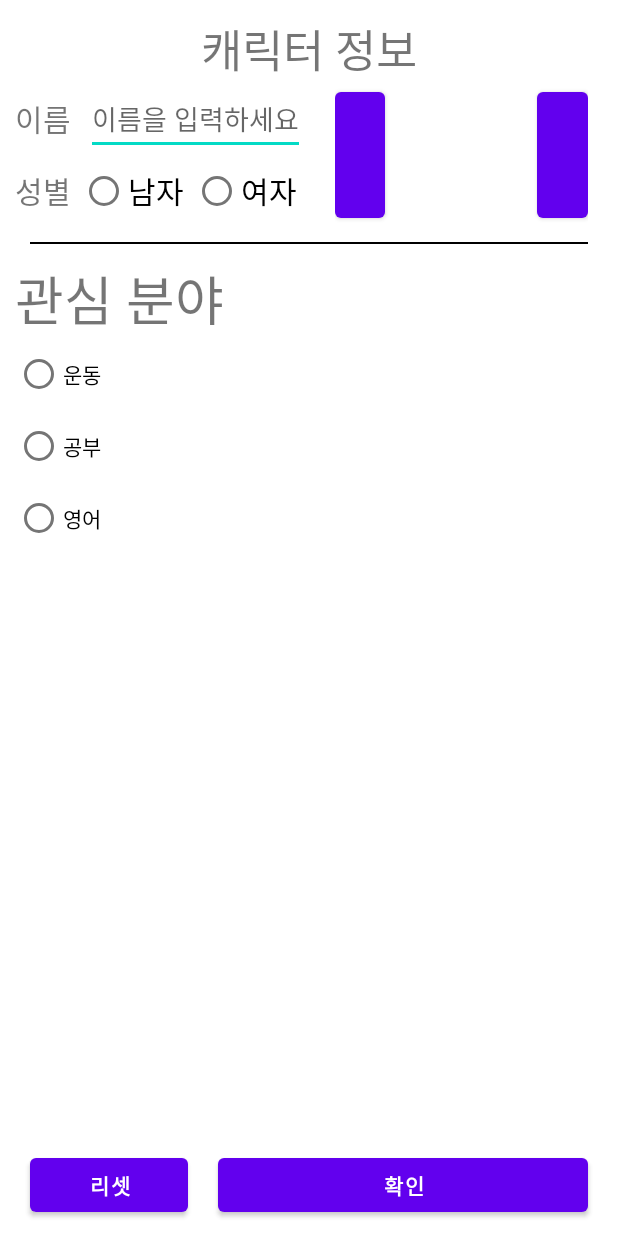
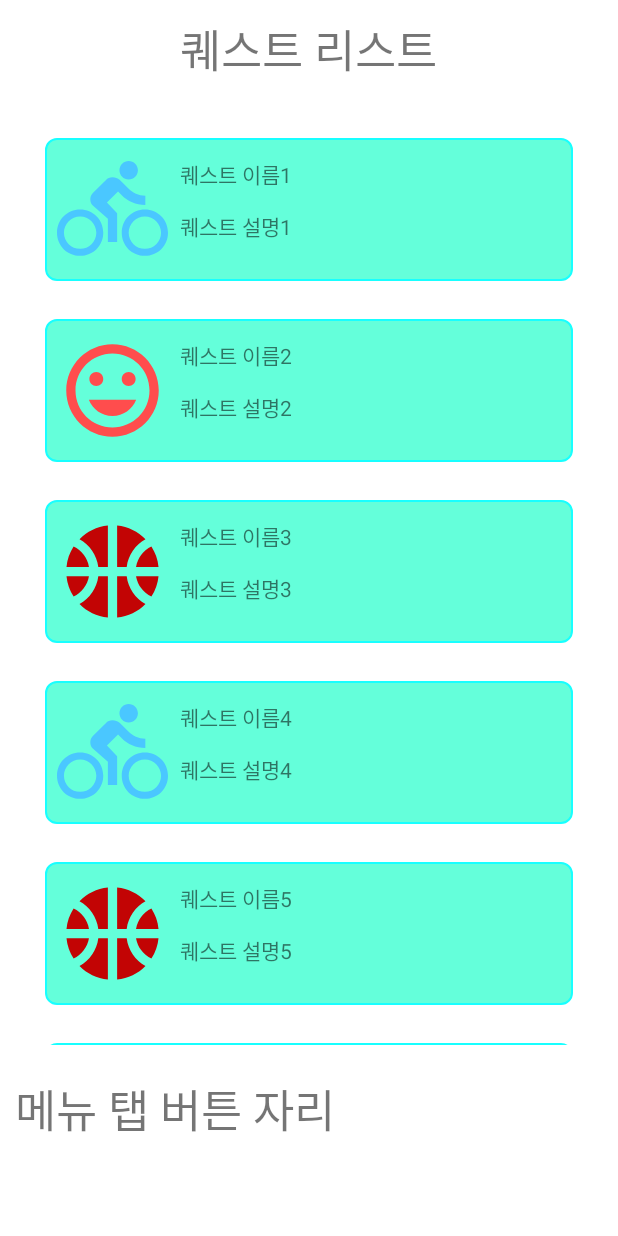
Before and after one commit to Aierse/Capstone4_1, an Android app: the screen it shows after launch (CreateCharacterActivity before the commit, QuestScreen after it), on a phone screen of 412 x 824 dp. Run offline under Robolectric (Android 15) with nearby library versions, the phone set to English and light mode, and no system bars.

Commit message:
기능 - 퀘스트 페이지
하단 메뉴 버튼 미 구현
공용 메뉴 버튼 사용 예정
QuestScreen.kt 생성

```diff
--- a/app/src/main/AndroidManifest.xml
+++ b/app/src/main/AndroidManifest.xml
@@ -13,10 +13,13 @@
             android:name=".MyInfoActivity"
             android:exported="false" />
         <activity
-            android:name=".MainActivity"
+            android:name=".QuestScreen"
             android:exported="false" />
         <activity
             android:name=".CreateCharacterActivity"
+            android:exported="false" />
+        <activity
+            android:name=".MainActivity"
             android:exported="true">
             <intent-filter>
                 <action android:name="android.intent.action.MAIN" />
--- a/app/src/main/java/com/example/capstone4_1/MainActivity.kt
+++ b/app/src/main/java/com/example/capstone4_1/MainActivity.kt
@@ -1,8 +1,8 @@
 package com.example.capstone4_1
 
 import android.content.Intent
+import android.os.Bundle
 import androidx.appcompat.app.AppCompatActivity
-import android.os.Bundle
 import com.example.capstone4_1.databinding.ActivityMainBinding
 
 class MainActivity : AppCompatActivity() {
@@ -14,7 +14,7 @@ class MainActivity : AppCompatActivity() {
         setContentView(binding.root)
         // 캐릭터 정보가 없을 경우 조건 필요 - 현재는 true로 대체함
         if (true) {
-            excuteMyInfoActivity()
+            excuteQuestActivity()   // 자기화면 출력하려면 밑에서 함수 만들고 이 줄에 호출하셈
         }
     }
 
@@ -22,8 +22,15 @@ class MainActivity : AppCompatActivity() {
         val intent = Intent(this@MainActivity, CreateCharacterActivity::class.java)
         startActivity(intent)
     }
+
     fun excuteMyInfoActivity() {
         val intent = Intent(this@MainActivity, MyInfoActivity::class.java)
         startActivity(intent)
     }
+
+    fun excuteQuestActivity() {
+        val intent = Intent(this@MainActivity, QuestScreen::class.java)
+        startActivity(intent)
+    }
+
 }
--- /dev/null
+++ b/app/src/main/java/com/example/capstone4_1/QuestScreen.kt
@@ -0,0 +1,87 @@
+package com.example.capstone4_1
+
+import android.content.Context
+import android.os.Bundle
+import android.view.LayoutInflater
+import android.view.View
+import android.view.ViewGroup
+import android.widget.*
+import androidx.appcompat.app.AppCompatActivity
+
+class QuestScreen : AppCompatActivity() {
+    //데이터 가져오는 부분
+    //밑 데이터 리스트는 테스트 용임
+    var QuestList = arrayListOf<Quest>(
+        Quest(R.drawable.bike, "퀘스트 이름1", "퀘스트 설명1"),
+        Quest(R.drawable.face, "퀘스트 이름2", "퀘스트 설명2"),
+        Quest(R.drawable.ball, "퀘스트 이름3", "퀘스트 설명3"),
+        Quest(R.drawable.bike, "퀘스트 이름4", "퀘스트 설명4"),
+        Quest(R.drawable.ball, "퀘스트 이름5", "퀘스트 설명5"),
+        Quest(R.drawable.bike, "퀘스트 이름6", "퀘스트 설명6"),
+        Quest(R.drawable.face, "퀘스트 이름7", "퀘스트 설명7"),
+        Quest(R.drawable.bike, "퀘스트 이름8", "퀘스트 설명8"),
+        Quest(R.drawable.face, "퀘스트 이름9", "퀘스트 설명9")
+    )
+
+    override fun onCreate(savedInstanceState: Bundle?) {
+        super.onCreate(savedInstanceState)
+        setContentView(R.layout.activity_quest_screen)
+
+        val Adapter = QuestAdapter(this, QuestList)
+        val listview = findViewById<ListView>(R.id.listview)
+
+        listview.adapter = Adapter //어답터 리스트뷰에 적용
+
+        listview.onItemClickListener =
+            AdapterView.OnItemClickListener { parent, view, position, id ->
+                val selectItem = parent.getItemAtPosition(position) as Quest
+                toast(selectItem.Qname + selectItem.explain + Adapter.count.toString())
+
+            }
+
+    }
+    //토스트 메시지 사용법 -->  기본값 String toast("내용")  형변환 예시 --> 변수.toString()
+    private fun toast(message: String) {
+        var toast: Toast? = null
+        // 토스트 메서드
+        if (toast == null) {
+            toast = Toast.makeText(this, message, Toast.LENGTH_SHORT)
+        } else toast.setText(message)
+        toast?.show()
+    }
+}
+
+
+class Quest(val image: Int, val Qname: String, val explain: String)
+
+class QuestAdapter(val context: Context, val QuestList: ArrayList<Quest>) : BaseAdapter() {
+
+    override fun getView(position: Int, convertView: View?, parent: ViewGroup?): View {
+        val view: View = LayoutInflater.from(context).inflate(R.layout.quest_list, null)
+
+        val image = view.findViewById<ImageView>(R.id.image)
+        val Qname = view.findViewById<TextView>(R.id.quest_name)
+        val explain = view.findViewById<TextView>(R.id.quest_explain)
+
+        val quest = QuestList[position]
+
+        image.setImageResource(quest.image)
+        Qname.text = quest.Qname
+        explain.text = quest.explain
+
+        return view
+    }
+
+    //리스트 갯수
+    override fun getCount(): Int {
+        return QuestList.size
+    }
+
+    override fun getItem(position: Int): Any {
+        return QuestList[position]
+    }
+
+    override fun getItemId(position: Int): Long {
+        return 0
+    }
+}
--- /dev/null
+++ b/app/src/main/res/drawable/ball.xml
@@ -0,0 +1,12 @@
+<vector android:height="24dp" android:tint="#C20404"
+    android:viewportHeight="24" android:viewportWidth="24"
+    android:width="24dp" xmlns:android="http://schemas.android.com/apk/res/android">
+    <path android:fillColor="@android:color/white" android:pathData="M17.09,11h4.86c-0.16,-1.61 -0.71,-3.11 -1.54,-4.4C18.68,7.43 17.42,9.05 17.09,11z"/>
+    <path android:fillColor="@android:color/white" android:pathData="M6.91,11C6.58,9.05 5.32,7.43 3.59,6.6C2.76,7.89 2.21,9.39 2.05,11H6.91z"/>
+    <path android:fillColor="@android:color/white" android:pathData="M15.07,11c0.32,-2.59 1.88,-4.79 4.06,-6c-1.6,-1.63 -3.74,-2.71 -6.13,-2.95V11H15.07z"/>
+    <path android:fillColor="@android:color/white" android:pathData="M8.93,11H11V2.05C8.61,2.29 6.46,3.37 4.87,5C7.05,6.21 8.61,8.41 8.93,11z"/>
+    <path android:fillColor="@android:color/white" android:pathData="M15.07,13H13v8.95c2.39,-0.24 4.54,-1.32 6.13,-2.95C16.95,17.79 15.39,15.59 15.07,13z"/>
+    <path android:fillColor="@android:color/white" android:pathData="M3.59,17.4c1.72,-0.83 2.99,-2.46 3.32,-4.4H2.05C2.21,14.61 2.76,16.11 3.59,17.4z"/>
+    <path android:fillColor="@android:color/white" android:pathData="M17.09,13c0.33,1.95 1.59,3.57 3.32,4.4c0.83,-1.29 1.38,-2.79 1.54,-4.4H17.09z"/>
+    <path android:fillColor="@android:color/white" android:pathData="M8.93,13c-0.32,2.59 -1.88,4.79 -4.06,6c1.6,1.63 3.74,2.71 6.13,2.95V13H8.93z"/>
+</vector>
--- /dev/null
+++ b/app/src/main/res/drawable/bike.xml
@@ -0,0 +1,5 @@
+<vector android:height="24dp" android:tint="#4AC7FF"
+    android:viewportHeight="24" android:viewportWidth="24"
+    android:width="24dp" xmlns:android="http://schemas.android.com/apk/res/android">
+    <path android:fillColor="@android:color/white" android:pathData="M15.5,5.5c1.1,0 2,-0.9 2,-2s-0.9,-2 -2,-2 -2,0.9 -2,2 0.9,2 2,2zM5,12c-2.8,0 -5,2.2 -5,5s2.2,5 5,5 5,-2.2 5,-5 -2.2,-5 -5,-5zM5,20.5c-1.9,0 -3.5,-1.6 -3.5,-3.5s1.6,-3.5 3.5,-3.5 3.5,1.6 3.5,3.5 -1.6,3.5 -3.5,3.5zM10.8,10.5l2.4,-2.4 0.8,0.8c1.3,1.3 3,2.1 5.1,2.1L19.1,9c-1.5,0 -2.7,-0.6 -3.6,-1.5l-1.9,-1.9c-0.5,-0.4 -1,-0.6 -1.6,-0.6s-1.1,0.2 -1.4,0.6L7.8,8.4c-0.4,0.4 -0.6,0.9 -0.6,1.4 0,0.6 0.2,1.1 0.6,1.4L11,14v5h2v-6.2l-2.2,-2.3zM19,12c-2.8,0 -5,2.2 -5,5s2.2,5 5,5 5,-2.2 5,-5 -2.2,-5 -5,-5zM19,20.5c-1.9,0 -3.5,-1.6 -3.5,-3.5s1.6,-3.5 3.5,-3.5 3.5,1.6 3.5,3.5 -1.6,3.5 -3.5,3.5z"/>
+</vector>
--- /dev/null
+++ b/app/src/main/res/drawable/face.xml
@@ -0,0 +1,5 @@
+<vector android:height="24dp" android:tint="#FF4D4D"
+    android:viewportHeight="24" android:viewportWidth="24"
+    android:width="24dp" xmlns:android="http://schemas.android.com/apk/res/android">
+    <path android:fillColor="@android:color/white" android:pathData="M11.99,2C6.47,2 2,6.48 2,12s4.47,10 9.99,10C17.52,22 22,17.52 22,12S17.52,2 11.99,2zM12,20c-4.42,0 -8,-3.58 -8,-8s3.58,-8 8,-8 8,3.58 8,8 -3.58,8 -8,8zM15.5,11c0.83,0 1.5,-0.67 1.5,-1.5S16.33,8 15.5,8 14,8.67 14,9.5s0.67,1.5 1.5,1.5zM8.5,11c0.83,0 1.5,-0.67 1.5,-1.5S9.33,8 8.5,8 7,8.67 7,9.5 7.67,11 8.5,11zM12,17.5c2.33,0 4.31,-1.46 5.11,-3.5L6.89,14c0.8,2.04 2.78,3.5 5.11,3.5z"/>
+</vector>
--- /dev/null
+++ b/app/src/main/res/drawable/round.xml
@@ -0,0 +1,7 @@
+<?xml version="1.0" encoding="utf-8"?>
+<shape xmlns:android="http://schemas.android.com/apk/res/android"
+    android:shape="rectangle">
+    <solid android:color="#64FFDA" />
+    <stroke android:color="#18FFFF" android:width="1dp" />
+    <corners android:radius="7dp" />
+</shape>
--- /dev/null
+++ b/app/src/main/res/layout/activity_quest_screen.xml
@@ -0,0 +1,51 @@
+<?xml version="1.0" encoding="utf-8"?>
+<LinearLayout xmlns:android="http://schemas.android.com/apk/res/android"
+    xmlns:app="http://schemas.android.com/apk/res-auto"
+    xmlns:tools="http://schemas.android.com/tools"
+    android:layout_width="match_parent"
+    android:layout_height="match_parent"
+    android:layout_margin="10dp"
+    android:orientation="vertical"
+    android:weightSum="10"
+    tools:context=".QuestScreen">
+
+
+    <TextView
+        android:layout_width="wrap_content"
+        android:layout_height="wrap_content"
+        android:layout_gravity="center"
+        android:layout_weight="1"
+        android:text="@string/quest_main"
+        android:textSize="30sp" />
+
+
+    <ListView
+        android:fastScrollEnabled="true"
+        android:scrollbars="none"
+        android:id="@+id/listview"
+        android:layout_width="match_parent"
+        android:layout_height="501dp"
+        android:layout_margin="20dp"
+        android:layout_weight="6"
+        android:divider="@color/white"
+        android:dividerHeight="25dp"
+        app:layout_constraintBottom_toBottomOf="parent"
+        app:layout_constraintEnd_toEndOf="parent"
+        app:layout_constraintHorizontal_bias="0.0"
+        app:layout_constraintStart_toStartOf="parent"
+        app:layout_constraintTop_toTopOf="parent"
+        app:layout_constraintVertical_bias="0.0" />
+
+    <LinearLayout
+        android:layout_width="match_parent"
+        android:layout_height="wrap_content"
+        android:layout_weight="3">
+
+        <TextView
+            android:layout_width="match_parent"
+            android:layout_height="match_parent"
+            android:text="메뉴 탭 버튼 자리"
+            android:textSize="30dp"/>
+    </LinearLayout>
+
+</LinearLayout>
--- /dev/null
+++ b/app/src/main/res/layout/quest_list.xml
@@ -0,0 +1,44 @@
+<?xml version="1.0" encoding="utf-8"?>
+<androidx.constraintlayout.widget.ConstraintLayout xmlns:android="http://schemas.android.com/apk/res/android"
+    xmlns:app="http://schemas.android.com/apk/res-auto"
+    xmlns:tools="http://schemas.android.com/tools"
+    android:layout_width="match_parent"
+    android:layout_height="wrap_content"
+    android:background="@drawable/round" >
+
+    <ImageView
+        android:id="@+id/image"
+        android:layout_width="74dp"
+        android:layout_height="79dp"
+        android:layout_marginStart="8dp"
+        android:layout_marginTop="8dp"
+        android:layout_marginBottom="8dp"
+        app:layout_constraintBottom_toBottomOf="parent"
+        app:layout_constraintStart_toStartOf="parent"
+        app:layout_constraintTop_toTopOf="parent"
+        app:srcCompat="@android:drawable/ic_menu_gallery" />
+
+    <TextView
+        android:id="@+id/quest_name"
+        android:layout_width="177dp"
+        android:layout_height="26dp"
+        android:layout_marginStart="8dp"
+        android:layout_marginTop="5dp"
+        android:text="TextView"
+        app:layout_constraintEnd_toEndOf="parent"
+        app:layout_constraintHorizontal_bias="0.0"
+        app:layout_constraintStart_toEndOf="@+id/image"
+        app:layout_constraintTop_toTopOf="@+id/image"
+        tools:text="퀘스트 이름" />
+
+    <TextView
+        android:id="@+id/quest_explain"
+        android:layout_width="299dp"
+        android:layout_height="37dp"
+        android:layout_marginStart="8dp"
+        android:layout_marginTop="40dp"
+        android:text="TextView"
+        app:layout_constraintStart_toEndOf="@+id/image"
+        app:layout_constraintTop_toTopOf="@+id/image"
+        tools:text="퀘스트 설명" />
+</androidx.constraintlayout.widget.ConstraintLayout>
--- a/app/src/main/res/values-night/themes.xml
+++ b/app/src/main/res/values-night/themes.xml
@@ -1,16 +1,17 @@
 <resources xmlns:tools="http://schemas.android.com/tools">
     <!-- Base application theme. -->
-    <style name="Theme.Capstone4_1" parent="Theme.MaterialComponents.DayNight.DarkActionBar">
+    <style name="Theme.Capstone4_1" parent="Theme.MaterialComponents.Light.DarkActionBar">
         <!-- Primary brand color. -->
         <item name="colorPrimary">@color/purple_200</item>
         <item name="colorPrimaryVariant">@color/purple_700</item>
-        <item name="colorOnPrimary">@color/black</item>
+        <item name="colorOnPrimary">@color/white</item>
         <!-- Secondary brand color. -->
         <item name="colorSecondary">@color/teal_200</item>
-        <item name="colorSecondaryVariant">@color/teal_200</item>
+        <item name="colorSecondaryVariant">@color/teal_700</item>
         <item name="colorOnSecondary">@color/black</item>
         <!-- Status bar color. -->
         <item name="android:statusBarColor" tools:targetApi="l">?attr/colorPrimaryVariant</item>
         <!-- Customize your theme here. -->
+        <item name="windowNoTitle">true</item>
     </style>
 </resources>
--- a/app/src/main/res/values/3.questScreen.xml
+++ b/app/src/main/res/values/3.questScreen.xml
@@ -1,3 +1,3 @@
 <resources>
-
+    <string name="quest_main">퀘스트 리스트</string>
 </resources>
--- a/app/src/main/res/values/themes.xml
+++ b/app/src/main/res/values/themes.xml
@@ -1,6 +1,6 @@
 <resources xmlns:tools="http://schemas.android.com/tools">
     <!-- Base application theme. -->
-    <style name="Theme.Capstone4_1" parent="Theme.MaterialComponents.DayNight.DarkActionBar">
+    <style name="Theme.Capstone4_1" parent="Theme.MaterialComponents.Light.DarkActionBar">
         <!-- Primary brand color. -->
         <item name="colorPrimary">@color/purple_500</item>
         <item name="colorPrimaryVariant">@color/purple_700</item>
--- a/build.gradle
+++ b/build.gradle
@@ -5,8 +5,8 @@ buildscript {
         mavenCentral()
     }
     dependencies {
-        classpath "com.android.tools.build:gradle:7.0.3"
-        classpath 'org.jetbrains.kotlin:kotlin-gradle-plugin:1.5.30'
+        classpath 'com.android.tools.build:gradle:7.1.3'
+        classpath 'org.jetbrains.kotlin:kotlin-gradle-plugin:1.6.21'
 
         // NOTE: Do not place your application dependencies here; they belong
         // in the individual module build.gradle files
```
Also changed, not shown: gradle/wrapper/gradle-wrapper.properties.
